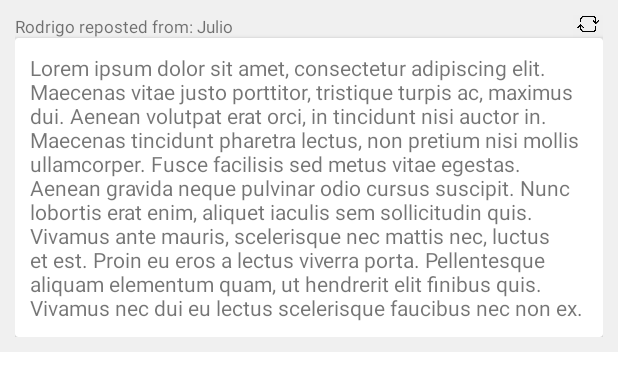
After one commit to RodrigoCalderano/Posterr, an Android app: the layout ui_repost_layout.xml on its own in the app's theme, with its tools: preview values and no code run, on a phone screen of 412 x 824 dp. The commit adds this screen. Shown: the top 391 px of the screen. Run offline under Robolectric (Android 15) with nearby library versions, the phone set to English and light mode, and no system bars.

Commit message:
[HOME-003] Create Home layout - add repost type

```diff
--- /dev/null
+++ b/core/ui/src/main/res/layout/ui_repost_layout.xml
@@ -0,0 +1,68 @@
+<?xml version="1.0" encoding="utf-8"?>
+<androidx.constraintlayout.widget.ConstraintLayout xmlns:android="http://schemas.android.com/apk/res/android"
+    xmlns:app="http://schemas.android.com/apk/res-auto"
+    xmlns:tools="http://schemas.android.com/tools"
+    android:id="@+id/repostContainer"
+    android:layout_width="match_parent"
+    android:layout_height="wrap_content"
+    android:layout_marginBottom="10dp"
+    android:background="@color/grey_2"
+    android:orientation="vertical"
+    android:padding="10dp">
+
+    <TextView
+        android:id="@+id/repostUserName"
+        android:layout_width="wrap_content"
+        android:layout_height="wrap_content"
+        android:textSize="11sp"
+        app:layout_constraintStart_toStartOf="parent"
+        app:layout_constraintTop_toTopOf="parent"
+        tools:text="Rodrigo" />
+
+    <TextView
+        android:id="@+id/repostAux"
+        android:layout_width="wrap_content"
+        android:layout_height="wrap_content"
+        android:text="@string/reposted"
+        android:textSize="11sp"
+        app:layout_constraintStart_toEndOf="@id/repostUserName"
+        app:layout_constraintTop_toTopOf="parent" />
+
+    <TextView
+        android:id="@+id/repostOriginalPostAuthor"
+        android:layout_width="wrap_content"
+        android:layout_height="wrap_content"
+        android:textSize="11sp"
+        app:layout_constraintStart_toEndOf="@id/repostAux"
+        app:layout_constraintTop_toTopOf="parent"
+        tools:text="Julio" />
+
+    <ImageButton
+        android:id="@+id/repostButton"
+        android:layout_width="20dp"
+        android:layout_height="20dp"
+        android:background="@color/grey_2"
+        android:contentDescription="@string/repost"
+        android:scaleType="fitXY"
+        android:src="@drawable/refresh"
+        android:text="@string/repost"
+        app:layout_constraintBottom_toBottomOf="@id/repostUserName"
+        app:layout_constraintEnd_toEndOf="parent" />
+
+    <androidx.cardview.widget.CardView
+        android:id="@+id/repostCardView"
+        android:layout_width="match_parent"
+        android:layout_height="wrap_content"
+        app:layout_constraintEnd_toEndOf="parent"
+        app:layout_constraintStart_toStartOf="parent"
+        app:layout_constraintTop_toBottomOf="@id/repostUserName">
+
+        <TextView
+            android:id="@+id/repostTextView"
+            android:layout_width="wrap_content"
+            android:layout_height="wrap_content"
+            android:padding="10dp"
+            tools:text="@string/lorem_1" />
+    </androidx.cardview.widget.CardView>
+
+</androidx.constraintlayout.widget.ConstraintLayout>
--- a/core/ui/src/main/res/values/strings.xml
+++ b/core/ui/src/main/res/values/strings.xml
@@ -6,5 +6,6 @@
     <string name="home">Home</string>
     <string name="lorem_1">Lorem ipsum dolor sit amet, consectetur adipiscing elit. Maecenas vitae justo porttitor, tristique turpis ac, maximus dui. Aenean volutpat erat orci, in tincidunt nisi auctor in. Maecenas tincidunt pharetra lectus, non pretium nisi mollis ullamcorper. Fusce facilisis sed metus vitae egestas. Aenean gravida neque pulvinar odio cursus suscipit. Nunc lobortis erat enim, aliquet iaculis sem sollicitudin quis. Vivamus ante mauris, scelerisque nec mattis nec, luctus et est. Proin eu eros a lectus viverra porta. Pellentesque aliquam elementum quam, ut hendrerit elit finibus quis. Vivamus nec dui eu lectus scelerisque faucibus nec non ex.</string>
     <string name="posted">" posted:"</string>
+    <string name="reposted">" reposted from: "</string>
     <string name="characters_left">" characters left"</string>
 </resources>
```
Also changed, not shown: core/ui/src/main/java/com/example/ui/adapters/PostsListAdapter.kt (+12 -4 lines), core/ui/src/main/java/com/example/ui/viewholders/RepostViewHolder.kt (added, +37 -0 lines), features/home/src/main/java/com/example/home/HomeFragment.kt (+11 -7 lines).
